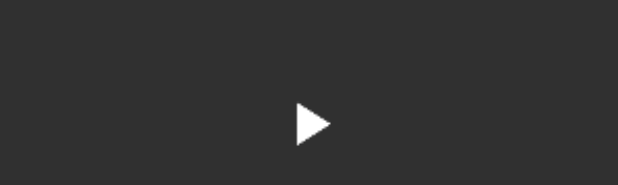
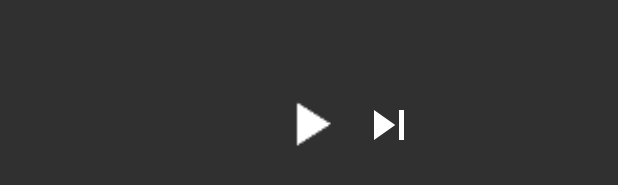
Before and after one commit to tjgambs/sonq, an Android app: the layout player_view.xml on its own in the app's theme, with its tools: preview values and no code run, on a phone screen of 412 x 824 dp. Shown: the part 882-1067 px from the top of the screen. Run offline under Robolectric (Android 15) with nearby library versions, the phone set to English and light mode, and no system bars.

Commit message:
Added skip button to player

```diff
--- /dev/null
+++ b/app/src/main/res/drawable/ic_skip_button.xml
@@ -0,0 +1,10 @@
+<vector xmlns:android="http://schemas.android.com/apk/res/android"
+    android:width="24dp"
+    android:height="24dp"
+    android:viewportWidth="24.0"
+    android:viewportHeight="24.0">
+    <path
+        android:fillColor="#ffffff"
+        android:pathData="M6 18l8.5-6L6 6v12zM16 6v12h2V6h-2z">
+    </path>
+</vector>
--- a/app/src/main/res/layout/player_view.xml
+++ b/app/src/main/res/layout/player_view.xml
@@ -56,4 +56,14 @@
         app:layout_constraintHorizontal_bias="0.5"
         app:layout_constraintStart_toStartOf="parent"
         app:srcCompat="@drawable/item_background" />
+
+    <ImageView
+        android:id="@+id/iv_skip"
+        android:layout_width="40dp"
+        android:layout_height="40dp"
+        android:layout_marginStart="8dp"
+        android:layout_marginTop="5dp"
+        app:layout_constraintStart_toEndOf="@+id/iv_play"
+        app:layout_constraintTop_toBottomOf="@+id/linearLayout"
+        app:srcCompat="@drawable/ic_skip_button" />
 </android.support.constraint.ConstraintLayout>
```
Also changed, not shown: app/src/main/java/sonq/app/songq/Fragments/FragmentPlayer.java (+37 -0 lines).
